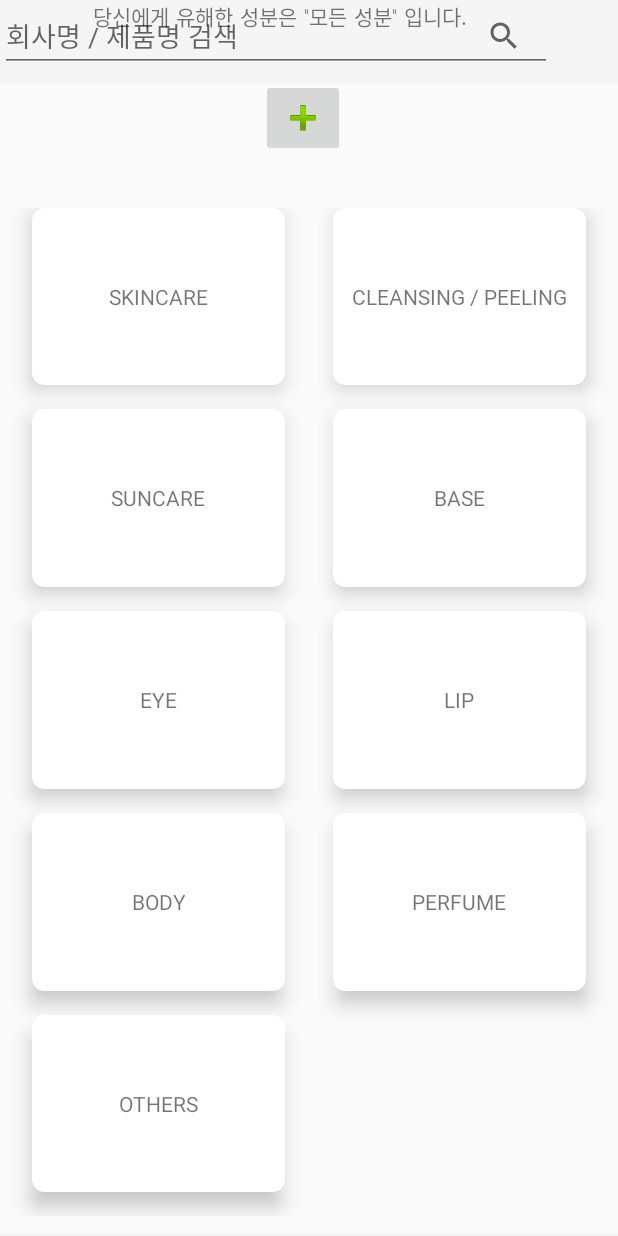
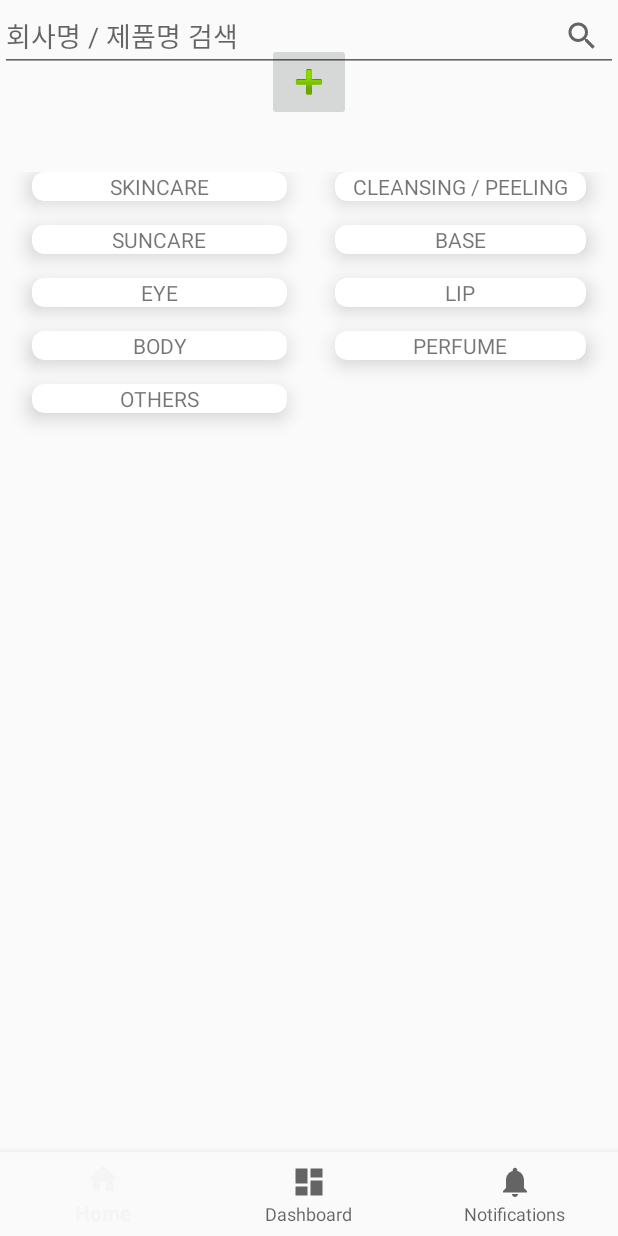
Before and after one commit to dl57934/CoAlert, an Android app: the layout activity_home.xml on its own in the app's theme, with its tools: preview values and no code run, on a phone screen of 412 x 824 dp. Run offline under Robolectric (Android 15) with nearby library versions, the phone set to English and light mode, and no system bars.

```diff
--- a/yeyoung/app/build.gradle
+++ b/yeyoung/app/build.gradle
@@ -22,6 +22,7 @@
     implementation fileTree(include: ['*.jar'], dir: 'libs')
     implementation 'com.android.support:appcompat-v7:27.1.1'
     implementation 'com.android.support:design:27.1.1'
+    implementation 'com.android.volley:volley:1.1.1'
     testImplementation 'junit:junit:4.12'
     androidTestImplementation 'com.android.support.test:runner:1.0.2'
     androidTestImplementation 'com.android.support.test.espresso:espresso-core:3.0.2'
--- a/yeyoung/app/src/main/java/com/example/user/coalert_front/Home.java
+++ b/yeyoung/app/src/main/java/com/example/user/coalert_front/Home.java
@@ -35,7 +35,7 @@
     @Override
     protected void onCreate(Bundle savedInstanceState) {
         super.onCreate(savedInstanceState);
-        setContentView(R.layout.activity_home);
+        setContentView(R.layout.homepage);
 
         mTextMessage = (TextView) findViewById(R.id.message);
         BottomNavigationView navigation = (BottomNavigationView) findViewById(R.id.navigation);
--- /dev/null
+++ b/yeyoung/app/src/main/java/com/example/user/coalert_front/httpVolley.java
@@ -0,0 +1,43 @@
+package com.example.user.coalert_front;
+import android.content.Context;
+import android.graphics.Bitmap;
+import android.graphics.BitmapFactory;
+import android.graphics.drawable.Drawable;
+import android.util.Log;
+import android.view.ContextMenu;
+import android.webkit.MimeTypeMap;
+import com.android.volley.Request;
+import com.android.volley.RequestQueue;
+import com.android.volley.Response;
+import com.android.volley.VolleyError;
+import com.android.volley.toolbox.JsonObjectRequest;
+import com.android.volley.toolbox.Volley;
+
+import org.json.JSONException;
+import org.json.JSONObject;
+import java.io.*;
+
+
+class VolleyService {
+        String url = "http://172.30.1.9a:3000/test";
+        void volleyFunctions(Context context, String userID, String Cosmetic) throws JSONException {
+            RequestQueue queue = Volley.newRequestQueue(context);
+            JSONObject sendData = new JSONObject();
+            sendData.put("userID",userID);
+            JsonObjectRequest req = new JsonObjectRequest(Request.Method.POST, url,
+                    sendData, new Response.Listener<JSONObject>() {
+                @Override
+                public void onResponse(JSONObject response) {
+
+                }
+            },
+                    new Response.ErrorListener() {
+                        @Override
+                        public void onErrorResponse(VolleyError error) {
+
+                        }
+                    }
+            );
+            queue.add(req);
+        }
+}
--- a/yeyoung/app/src/main/res/layout/activity_home.xml
+++ b/yeyoung/app/src/main/res/layout/activity_home.xml
@@ -11,82 +11,17 @@
     <ScrollView
         android:id="@+id/scrollView2"
         android:layout_width="match_parent"
-        android:layout_height="match_parent"
+        android:layout_height="0dp"
         app:layout_constraintBottom_toTopOf="@+id/navigation"
         app:layout_constraintEnd_toEndOf="parent"
         app:layout_constraintHorizontal_bias="1.0"
         app:layout_constraintStart_toStartOf="parent"
-        app:layout_constraintTop_toTopOf="parent">
+        app:layout_constraintTop_toBottomOf="@+id/view">
 
 
-        <LinearLayout
+        <GridLayout
             android:layout_width="match_parent"
             android:layout_height="wrap_content"
-            android:orientation="vertical">
-
-            <android.support.design.widget.AppBarLayout
-                android:layout_width="match_parent"
-                android:layout_height="match_parent"
-                android:theme="@style/AppTheme.AppBarOverlay"
-                app:layout_constraintBottom_toTopOf="@+id/editText2"
-                app:layout_constraintEnd_toEndOf="parent"
-                app:layout_constraintHorizontal_bias="0.0"
-                app:layout_constraintStart_toStartOf="parent"
-                app:layout_constraintTop_toTopOf="parent"
-                app:layout_constraintVertical_bias="0.0">
-
-                <android.support.v7.widget.Toolbar
-                    android:id="@+id/toolbar"
-                    android:layout_width="match_parent"
-                    android:layout_height="?attr/actionBarSize"
-                    android:background="?attr/colorPrimary"
-                    app:popupTheme="@style/AppTheme.PopupOverlay" />
-
-            </android.support.design.widget.AppBarLayout>
-        </LinearLayout>
-    </ScrollView>
-
-    <android.support.design.widget.BottomNavigationView
-        android:id="@+id/navigation"
-        android:layout_width="0dp"
-        android:layout_height="wrap_content"
-        android:background="?android:attr/windowBackground"
-        app:layout_constraintBottom_toBottomOf="parent"
-        app:layout_constraintLeft_toLeftOf="parent"
-        app:layout_constraintRight_toRightOf="parent"
-        app:layout_constraintTop_toBottomOf="@+id/scrollView2"
-        app:menu="@menu/navigation">
-
-    </android.support.design.widget.BottomNavigationView>
-
-    <View
-        android:id="@+id/view"
-        android:layout_width="0dp"
-        android:layout_height="109dp"
-        android:layout_marginEnd="8dp"
-        android:clickable="true"
-        app:layout_constraintEnd_toEndOf="@+id/scrollView2"
-        app:layout_constraintHorizontal_bias="0.666"
-        app:layout_constraintStart_toStartOf="@+id/scrollView2"
-        app:layout_constraintTop_toBottomOf="@+id/textView" />
-
-    <ImageButton
-        android:id="@+id/imageButton2"
-        android:layout_width="wrap_content"
-        android:layout_height="wrap_content"
-        android:layout_marginBottom="8dp"
-        android:layout_marginEnd="8dp"
-        android:layout_marginStart="8dp"
-        android:layout_marginTop="8dp"
-        app:layout_constraintBottom_toBottomOf="@+id/view"
-        app:layout_constraintEnd_toEndOf="@+id/view"
-        app:layout_constraintStart_toStartOf="@+id/view"
-        app:layout_constraintTop_toTopOf="@+id/view"
-        app:srcCompat="@android:drawable/ic_input_add" />
-
-    <GridLayout
-        android:layout_width="0dp"
-        android:layout_height="0dp"
             android:layout_marginBottom="8dp"
             android:alignmentMode="alignMargins"
             android:columnCount="2"
@@ -100,8 +35,8 @@
             app:layout_constraintVertical_bias="0.497">
 
             <android.support.v7.widget.CardView
-            android:layout_width="0dp"
-            android:layout_height="0dp"
+                android:layout_width="wrap_content"
+                android:layout_height="wrap_content"
                 android:layout_columnWeight="1"
                 android:layout_marginBottom="16dp"
                 android:layout_marginLeft="16dp"
@@ -144,8 +79,8 @@
             </android.support.v7.widget.CardView>
 
             <android.support.v7.widget.CardView
-            android:layout_width="0dp"
-            android:layout_height="0dp"
+                android:layout_width="wrap_content"
+                android:layout_height="wrap_content"
                 android:layout_columnWeight="1"
                 android:layout_marginBottom="16dp"
                 android:layout_marginLeft="16dp"
@@ -164,8 +99,8 @@
             </android.support.v7.widget.CardView>
 
             <android.support.v7.widget.CardView
-            android:layout_width="0dp"
-            android:layout_height="0dp"
+                android:layout_width="wrap_content"
+                android:layout_height="wrap_content"
                 android:layout_columnWeight="1"
                 android:layout_marginBottom="16dp"
                 android:layout_marginLeft="16dp"
@@ -186,8 +121,8 @@
             </android.support.v7.widget.CardView>
 
             <android.support.v7.widget.CardView
-            android:layout_width="0dp"
-            android:layout_height="0dp"
+                android:layout_width="wrap_content"
+                android:layout_height="wrap_content"
                 android:layout_columnWeight="1"
                 android:layout_marginBottom="16dp"
                 android:layout_marginLeft="16dp"
@@ -206,8 +141,8 @@
             </android.support.v7.widget.CardView>
 
             <android.support.v7.widget.CardView
-            android:layout_width="0dp"
-            android:layout_height="0dp"
+                android:layout_width="wrap_content"
+                android:layout_height="wrap_content"
                 android:layout_columnWeight="1"
                 android:layout_marginBottom="16dp"
                 android:layout_marginLeft="16dp"
@@ -226,8 +161,8 @@
             </android.support.v7.widget.CardView>
 
             <android.support.v7.widget.CardView
-            android:layout_width="0dp"
-            android:layout_height="0dp"
+                android:layout_width="wrap_content"
+                android:layout_height="wrap_content"
                 android:layout_columnWeight="1"
                 android:layout_marginBottom="16dp"
                 android:layout_marginLeft="16dp"
@@ -246,8 +181,8 @@
             </android.support.v7.widget.CardView>
 
             <android.support.v7.widget.CardView
-            android:layout_width="0dp"
-            android:layout_height="0dp"
+                android:layout_width="wrap_content"
+                android:layout_height="wrap_content"
                 android:layout_columnWeight="1"
                 android:layout_marginBottom="16dp"
                 android:layout_marginLeft="16dp"
@@ -266,8 +201,8 @@
             </android.support.v7.widget.CardView>
 
             <android.support.v7.widget.CardView
-            android:layout_width="0dp"
-            android:layout_height="0dp"
+                android:layout_width="wrap_content"
+                android:layout_height="wrap_content"
                 android:layout_columnWeight="1"
                 android:layout_marginBottom="16dp"
                 android:layout_marginLeft="16dp"
@@ -285,10 +220,48 @@
 
             </android.support.v7.widget.CardView>
         </GridLayout>
+    </ScrollView>
+
+    <android.support.design.widget.BottomNavigationView
+        android:id="@+id/navigation"
+        android:layout_width="0dp"
+        android:layout_height="wrap_content"
+        android:background="?android:attr/windowBackground"
+        app:layout_constraintBottom_toBottomOf="parent"
+        app:layout_constraintLeft_toLeftOf="parent"
+        app:layout_constraintRight_toRightOf="parent"
+        app:layout_constraintTop_toBottomOf="@+id/scrollView2"
+        app:menu="@menu/navigation">
+
+    </android.support.design.widget.BottomNavigationView>
+
+    <View
+        android:id="@+id/view"
+        android:layout_width="0dp"
+        android:layout_height="109dp"
+        android:clickable="true"
+        app:layout_constraintEnd_toEndOf="@+id/scrollView2"
+        app:layout_constraintHorizontal_bias="0.0"
+        app:layout_constraintStart_toStartOf="@+id/scrollView2"
+        tools:layout_editor_absoluteY="167dp" />
+
+    <ImageButton
+        android:id="@+id/imageButton2"
+        android:layout_width="wrap_content"
+        android:layout_height="wrap_content"
+        android:layout_marginBottom="8dp"
+        android:layout_marginEnd="8dp"
+        android:layout_marginStart="8dp"
+        android:layout_marginTop="8dp"
+        app:layout_constraintBottom_toBottomOf="@+id/view"
+        app:layout_constraintEnd_toEndOf="@+id/view"
+        app:layout_constraintStart_toStartOf="@+id/view"
+        app:layout_constraintTop_toTopOf="@+id/view"
+        app:srcCompat="@android:drawable/ic_input_add" />
 
     <EditText
         android:id="@+id/editText2"
-        android:layout_width="368dp"
+        android:layout_width="0dp"
         android:layout_height="wrap_content"
         android:layout_alignParentStart="true"
         android:layout_alignParentTop="true"
@@ -296,16 +269,21 @@
         android:focusable="false"
         android:hint="@string/initial_searching"
         android:inputType="textPersonName"
-        tools:layout_editor_absoluteX="8dp"
-        tools:layout_editor_absoluteY="72dp" />
+        app:layout_constraintBottom_toTopOf="@+id/linearLayout"
+        app:layout_constraintEnd_toEndOf="parent"
+        app:layout_constraintHorizontal_bias="0.0"
+        app:layout_constraintStart_toStartOf="parent"
+        app:layout_constraintTop_toTopOf="parent"
+        app:layout_constraintVertical_bias="0.0" />
 
     <SearchView
+        android:id="@+id/searchView3"
         android:layout_width="wrap_content"
         android:layout_height="wrap_content"
         android:layout_alignParentEnd="true"
         android:layout_alignParentTop="true"
-        android:layout_marginEnd="8dp"
         android:layout_marginStart="8dp"
+        app:layout_constraintBottom_toBottomOf="@+id/editText2"
         app:layout_constraintEnd_toEndOf="@+id/editText2"
         app:layout_constraintHorizontal_bias="1.0"
         app:layout_constraintStart_toStartOf="@+id/editText2"
@@ -313,20 +291,55 @@
 
     </SearchView>
 
+    <LinearLayout
+        android:id="@+id/linearLayout"
+        android:layout_width="match_parent"
+        android:layout_height="127dp"
+        android:orientation="vertical"
+        app:layout_constraintBottom_toTopOf="@+id/view"
+        app:layout_constraintEnd_toEndOf="parent"
+        app:layout_constraintHorizontal_bias="0.0"
+        app:layout_constraintStart_toStartOf="parent">
+
         <TextView
             android:id="@+id/textView"
-        android:layout_width="358dp"
-        android:layout_height="wrap_content"
-        android:layout_marginEnd="8dp"
-        android:layout_marginStart="8dp"
+            android:layout_width="match_parent"
+            android:layout_height="21dp"
+            android:layout_marginTop="16dp"
             android:layout_weight="1"
             android:fontFamily="casual"
             android:gravity="center_vertical|center"
-        android:text='당신에게 유해한 성분은 "모든 성분" 입니다.'
+            android:text='당신에게 유해한 성분은 '
             app:layout_constraintEnd_toEndOf="@+id/scrollView2"
             app:layout_constraintHorizontal_bias="0.0"
             app:layout_constraintStart_toStartOf="@+id/scrollView2"
-        tools:layout_editor_absoluteY="138dp" />
+            app:layout_constraintTop_toBottomOf="@+id/searchView3" />
 
+        <TextView
+            android:id="@+id/badIngredient"
+            android:layout_width="match_parent"
+            android:layout_height="20dp"
+            android:layout_weight="1"
+            android:fontFamily="casual"
+            android:gravity="center_vertical|center"
+            android:text="모든 성분"
+            android:textColor="@color/colorAccent"
+            app:layout_constraintEnd_toEndOf="parent"
+            app:layout_constraintStart_toStartOf="parent"
+            app:layout_constraintTop_toBottomOf="@+id/textView" />
+
+        <TextView
+            android:id="@+id/textView2"
+            android:layout_width="match_parent"
+            android:layout_height="25dp"
+            android:layout_weight="1"
+            android:fontFamily="casual"
+            android:gravity="center_vertical|center"
+            android:text=" 입니다."
+            app:layout_constraintEnd_toEndOf="parent"
+            app:layout_constraintHorizontal_bias="0.0"
+            app:layout_constraintStart_toStartOf="parent"
+            app:layout_constraintTop_toBottomOf="@+id/badIngredient" />
+    </LinearLayout>
 
 </android.support.constraint.ConstraintLayout>
--- /dev/null
+++ b/yeyoung/app/src/main/res/layout/homepage.xml
@@ -0,0 +1,36 @@
+<?xml version="1.0" encoding="utf-8"?>
+<android.support.design.widget.CoordinatorLayout xmlns:android="http://schemas.android.com/apk/res/android"
+    xmlns:app="http://schemas.android.com/apk/res-auto"
+    android:layout_width="match_parent"
+    android:layout_height="match_parent">
+
+    <android.support.design.widget.AppBarLayout
+        android:id="@+id/appbar"
+        android:layout_height="192dp"
+        android:layout_width="match_parent">
+
+        <android.support.design.widget.CollapsingToolbarLayout
+            android:layout_width="match_parent"
+            android:layout_height="match_parent"
+            app:toolbarId="@+id/toolbar"
+            app:layout_scrollFlags="scroll|exitUntilCollapsed"
+            app:layout_scrollInterpolator="@android:anim/decelerate_interpolator"
+            app:contentScrim="?attr/colorPrimary">
+
+            <ImageView
+                android:id="@+id/app_bar_image"
+                android:layout_width="match_parent"
+                android:layout_height="match_parent"
+                app:layout_collapseMode="parallax"
+                android:src="@drawable/leaf_03"
+                android:scaleType="centerCrop" />
+
+            <android.support.v7.widget.Toolbar
+                android:id="@+id/toolbar"
+                android:layout_height="?attr/actionBarSize"
+                android:layout_width="match_parent"></android.support.v7.widget.Toolbar>
+
+        </android.support.design.widget.CollapsingToolbarLayout>
+    </android.support.design.widget.AppBarLayout>
+
+</android.support.design.widget.CoordinatorLayout>
```
Also changed, not shown: yeyoung/app/src/main/AndroidManifest.xml (+5 -5 lines), yeyoung/app/src/main/res/drawable/nose_coalla.jpg (renamed from yeyoung/app/src/main/res/drawable/noseCoalla.jpg), yeyoung/build.gradle (line endings or trailing spaces), 1 other file. Lines whose indentation alone changed are shown as unchanged.
